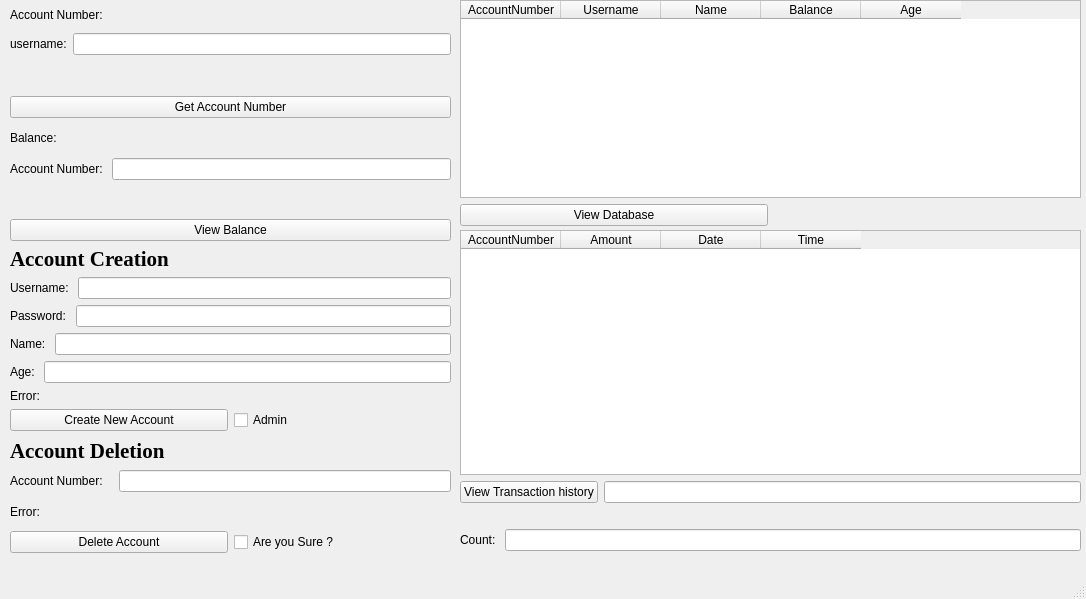
The window that client/client/adminwindow.ui (Abdelrahman-Aldesoky/Bank_Server_Client-Qt) describes before a commit, drawn with Qt 5.
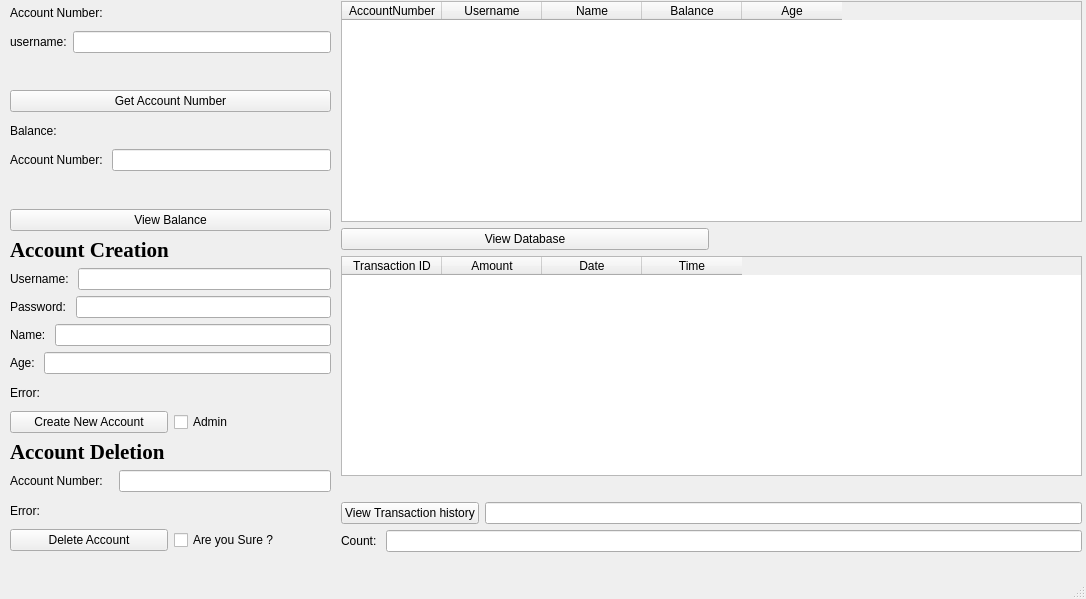
The same window after the commit.

Patch:
```diff
--- a/client/client/adminwindow.ui
+++ b/client/client/adminwindow.ui
@@ -14,16 +14,16 @@
    <string>MainWindow</string>
   </property>
   <widget class="QWidget" name="centralwidget">
-   <widget class="QWidget" name="layoutWidget">
+   <widget class="QWidget" name="">
     <property name="geometry">
      <rect>
-      <x>460</x>
-      <y>0</y>
-      <width>621</width>
-      <height>226</height>
+      <x>341</x>
+      <y>1</y>
+      <width>741</width>
+      <height>551</height>
      </rect>
     </property>
-    <layout class="QVBoxLayout" name="verticalLayout_5">
+    <layout class="QVBoxLayout" name="verticalLayout">
      <item>
       <widget class="QTableWidget" name="tbl_view_database">
        <column>
@@ -54,7 +54,7 @@
       </widget>
      </item>
      <item>
-      <layout class="QHBoxLayout" name="horizontalLayout_9">
+      <layout class="QHBoxLayout" name="horizontalLayout">
        <item>
         <widget class="QPushButton" name="pbn_view_database">
          <property name="text">
@@ -71,27 +71,11 @@
        </item>
       </layout>
      </item>
-    </layout>
-   </widget>
-   <widget class="QWidget" name="layoutWidget">
-    <property name="geometry">
-     <rect>
-      <x>460</x>
-      <y>230</y>
-      <width>621</width>
-      <height>321</height>
-     </rect>
-    </property>
-    <layout class="QVBoxLayout" name="verticalLayout_8">
-     <item>
-      <layout class="QVBoxLayout" name="verticalLayout_7">
-       <item>
-        <layout class="QVBoxLayout" name="verticalLayout_6">
          <item>
           <widget class="QTableWidget" name="tbl_transaction_history">
            <column>
             <property name="text">
-             <string>AccountNumber</string>
+         <string>Transaction ID</string>
             </property>
            </column>
            <column>
@@ -111,6 +95,13 @@
            </column>
           </widget>
          </item>
+     <item>
+      <widget class="QLabel" name="lbl_err_transaction_history">
+       <property name="text">
+        <string/>
+       </property>
+      </widget>
+     </item>
          <item>
           <layout class="QHBoxLayout" name="horizontalLayout_10">
            <item>
@@ -125,19 +116,8 @@
            </item>
           </layout>
          </item>
-        </layout>
-       </item>
        <item>
-        <widget class="QLabel" name="lbl_err_transaction_history">
-         <property name="text">
-          <string/>
-         </property>
-        </widget>
-       </item>
-      </layout>
-     </item>
-     <item>
-      <layout class="QHBoxLayout" name="horizontalLayout_11">
+      <layout class="QHBoxLayout" name="horizontalLayout_9">
        <item>
         <widget class="QLabel" name="lbl_count">
          <property name="text">
@@ -156,14 +136,12 @@
     <property name="geometry">
      <rect>
       <x>10</x>
-      <y>2</y>
-      <width>441</width>
+      <y>0</y>
+      <width>321</width>
       <height>551</height>
      </rect>
     </property>
-    <layout class="QVBoxLayout" name="verticalLayout_9">
-     <item>
-      <layout class="QVBoxLayout" name="verticalLayout">
+    <layout class="QVBoxLayout" name="verticalLayout_2">
        <item>
         <widget class="QLabel" name="label_view_account_number">
          <property name="text">
@@ -172,15 +150,15 @@
         </widget>
        </item>
        <item>
-        <layout class="QFormLayout" name="formLayout">
-         <item row="0" column="0">
+      <layout class="QHBoxLayout" name="horizontalLayout_12">
+       <item>
           <widget class="QLabel" name="label_username">
            <property name="text">
             <string>username:</string>
            </property>
           </widget>
          </item>
-         <item row="0" column="1">
+       <item>
           <widget class="QLineEdit" name="lineEdit_username"/>
          </item>
         </layout>
@@ -199,10 +177,6 @@
          </property>
         </widget>
        </item>
-      </layout>
-     </item>
-     <item>
-      <layout class="QVBoxLayout" name="verticalLayout_2">
        <item>
         <widget class="QLabel" name="lbl_viewbalance">
          <property name="text">
@@ -211,7 +185,7 @@
         </widget>
        </item>
        <item>
-        <layout class="QHBoxLayout" name="horizontalLayout">
+      <layout class="QHBoxLayout" name="horizontalLayout_11">
          <item>
           <widget class="QLabel" name="lbl_accountnumber">
            <property name="text">
@@ -238,10 +212,6 @@
          </property>
         </widget>
        </item>
-      </layout>
-     </item>
-     <item>
-      <layout class="QVBoxLayout" name="verticalLayout_3">
        <item>
         <widget class="QLabel" name="lbl_accountcreation">
          <property name="font">
@@ -337,10 +307,6 @@
          </item>
         </layout>
        </item>
-      </layout>
-     </item>
-     <item>
-      <layout class="QVBoxLayout" name="verticalLayout_4">
        <item>
         <widget class="QLabel" name="lbl_accountdeletion">
          <property name="font">
@@ -391,8 +357,6 @@
             <string>Are you Sure ?</string>
            </property>
           </widget>
-         </item>
-        </layout>
        </item>
       </layout>
      </item>
```
Lines whose indentation alone changed are shown as unchanged.
